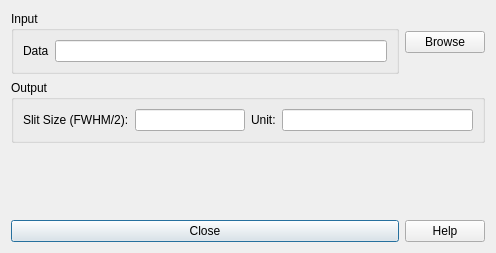
SasView/sasview, file src/sas/qtgui/UI/SlitSizeCalculator.ui: the form before one commit.
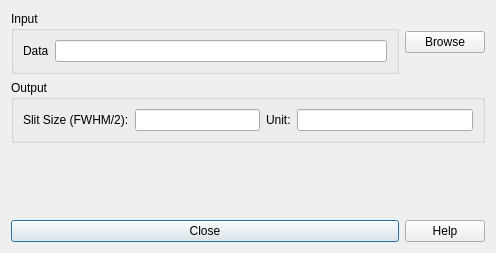
The form after the commit. Icons and pictures are not drawn.

Commit message: Defining fields sizes

```diff
--- a/src/sas/qtgui/UI/SlitSizeCalculator.ui
+++ b/src/sas/qtgui/UI/SlitSizeCalculator.ui
@@ -88,6 +88,12 @@
         </item>
         <item>
          <widget class="QLineEdit" name="lengthscale_out">
+          <property name="minimumSize">
+           <size>
+            <width>125</width>
+            <height>21</height>
+           </size>
+          </property>
           <property name="readOnly">
            <bool>true</bool>
           </property>
@@ -105,7 +111,14 @@
          </widget>
         </item>
         <item>
-         <widget class="QLineEdit" name="lineEdit"/>
+         <widget class="QLineEdit" name="lineEdit">
+          <property name="minimumSize">
+           <size>
+            <width>120</width>
+            <height>21</height>
+           </size>
+          </property>
+         </widget>
         </item>
        </layout>
       </item>
```
Left out of the diff: 6 changed lines with no effect on the pictures.
